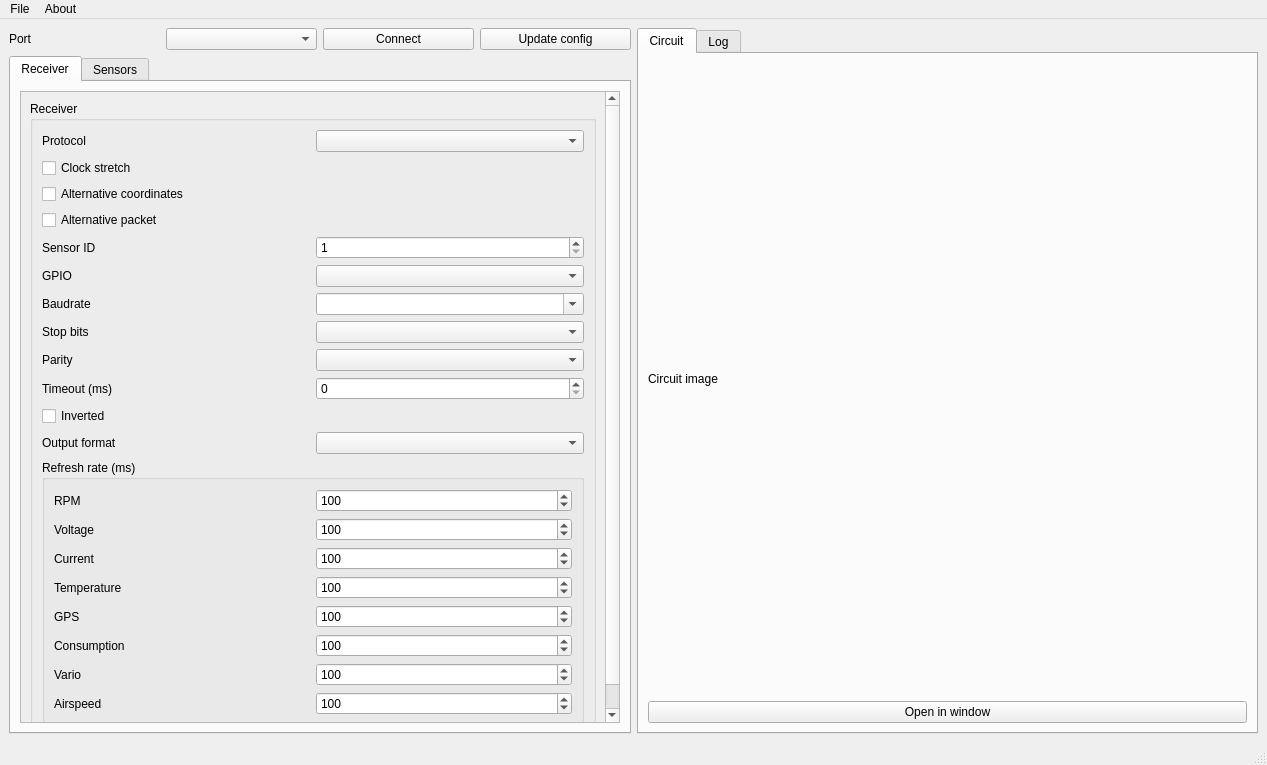
The window that msrc_gui/mainwindow.ui (dgatf/msrc) describes before a commit, drawn with Qt 5.
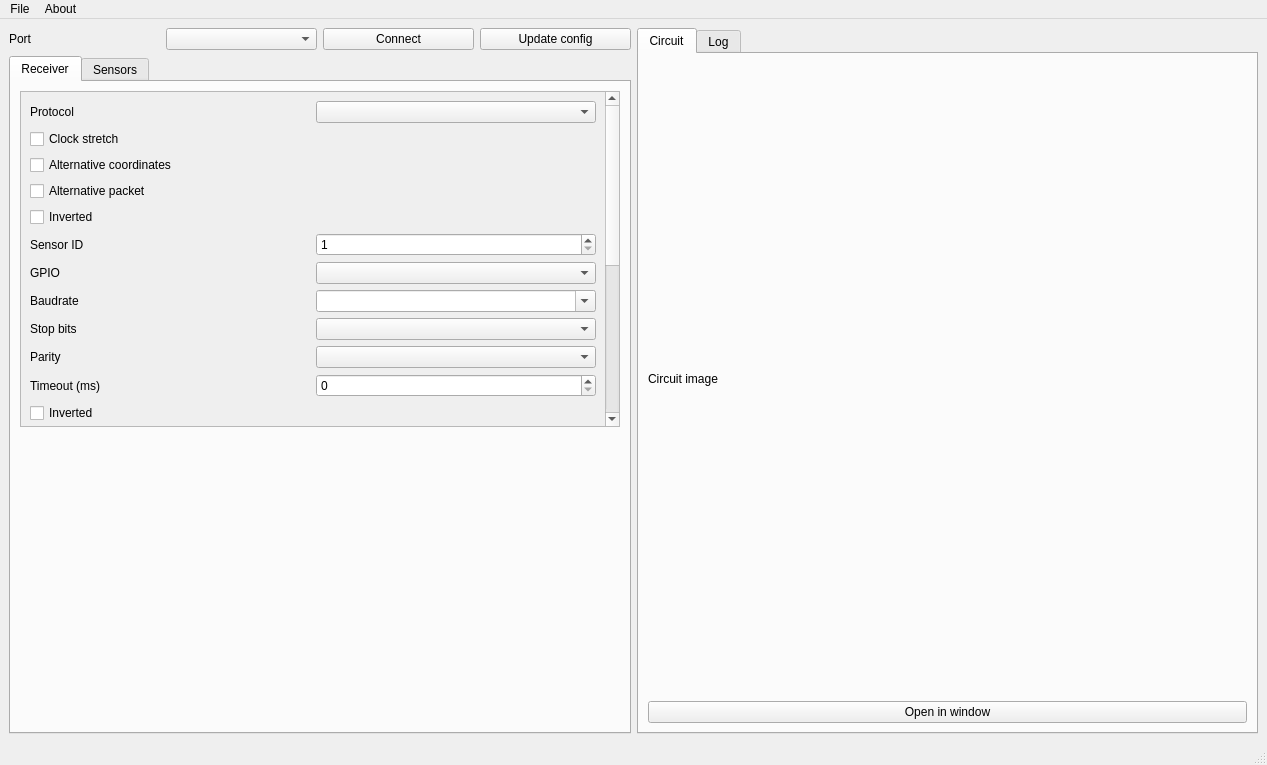
The same window after the commit. The open tabs and pages were chosen to show the change. Icons and pictures are not drawn.

Commit message: Add fport inverted option

The edit to the form file:
```diff
--- a/msrc_gui/mainwindow.ui
+++ b/msrc_gui/mainwindow.ui
@@ -82,7 +82,7 @@
            <attribute name="title">
             <string>Receiver</string>
            </attribute>
-           <layout class="QHBoxLayout" name="horizontalLayout_7">
+           <layout class="QVBoxLayout" name="verticalLayout">
             <item>
              <widget class="QScrollArea" name="scrollArea">
               <property name="widgetResizable">
@@ -92,28 +92,13 @@
                <property name="geometry">
                 <rect>
                  <x>0</x>
-                 <y>0</y>
+                 <y>-307</y>
                  <width>581</width>
-                 <height>724</height>
+                 <height>713</height>
                 </rect>
                </property>
-               <layout class="QHBoxLayout" name="horizontalLayout_5">
-                <item>
-                 <widget class="QGroupBox" name="gbReceiver">
-                  <property name="enabled">
-                   <bool>true</bool>
-                  </property>
-                  <property name="minimumSize">
-                   <size>
-                    <width>0</width>
-                    <height>0</height>
-                   </size>
-                  </property>
-                  <property name="title">
-                   <string>Receiver</string>
-                  </property>
-                  <layout class="QGridLayout" name="gridLayout_2">
-                   <item row="4" column="0">
+               <layout class="QGridLayout" name="gridLayout_14">
+                <item row="5" column="0">
                     <widget class="QLabel" name="lbSensorId">
                      <property name="enabled">
                       <bool>true</bool>
@@ -123,7 +108,74 @@
                      </property>
                     </widget>
                    </item>
-                   <item row="6" column="0">
+                <item row="9" column="0">
+                 <widget class="QLabel" name="lbStopbits">
+                  <property name="enabled">
+                   <bool>true</bool>
+                  </property>
+                  <property name="text">
+                   <string>Stop bits</string>
+                  </property>
+                 </widget>
+                </item>
+                <item row="4" column="0">
+                 <widget class="QCheckBox" name="cbFPortInverted">
+                  <property name="text">
+                   <string>Inverted</string>
+                  </property>
+                 </widget>
+                </item>
+                <item row="12" column="0">
+                 <widget class="QCheckBox" name="cbInverted">
+                  <property name="enabled">
+                   <bool>true</bool>
+                  </property>
+                  <property name="text">
+                   <string>Inverted</string>
+                  </property>
+                 </widget>
+                </item>
+                <item row="3" column="0">
+                 <widget class="QCheckBox" name="cbAlternativePacket">
+                  <property name="enabled">
+                   <bool>true</bool>
+                  </property>
+                  <property name="text">
+                   <string>Alternative packet</string>
+                  </property>
+                 </widget>
+                </item>
+                <item row="8" column="1">
+                 <widget class="QComboBox" name="cbBaudrate">
+                  <property name="enabled">
+                   <bool>true</bool>
+                  </property>
+                  <property name="editable">
+                   <bool>true</bool>
+                  </property>
+                 </widget>
+                </item>
+                <item row="11" column="1">
+                 <widget class="QSpinBox" name="sbTimeout">
+                  <property name="enabled">
+                   <bool>true</bool>
+                  </property>
+                  <property name="maximum">
+                   <number>100</number>
+                  </property>
+                 </widget>
+                </item>
+                <item row="2" column="0">
+                 <widget class="QCheckBox" name="cbAlternativeCoordinates">
+                  <property name="enabled">
+                   <bool>true</bool>
+                  </property>
+                  <property name="text">
+                   <string>Alternative coordinates</string>
+                  </property>
+                 </widget>
+                </item>
+                <item row="8" column="0">
                     <widget class="QLabel" name="lbBaudrate">
                      <property name="enabled">
                       <bool>true</bool>
@@ -133,7 +185,7 @@
                      </property>
                     </widget>
                    </item>
-                   <item row="9" column="0">
+                <item row="11" column="0">
                     <widget class="QLabel" name="lbTimeout">
                      <property name="enabled">
                       <bool>true</bool>
@@ -143,27 +195,97 @@
                      </property>
                     </widget>
                    </item>
-                   <item row="2" column="0">
-                    <widget class="QCheckBox" name="cbAlternativeCoordinates">
+                <item row="0" column="0">
+                 <widget class="QLabel" name="label">
                      <property name="enabled">
                       <bool>true</bool>
                      </property>
                      <property name="text">
-                      <string>Alternative coordinates</string>
+                   <string>Protocol</string>
                      </property>
                     </widget>
                    </item>
-                   <item row="6" column="1">
-                    <widget class="QComboBox" name="cbBaudrate">
+                <item row="7" column="1">
+                 <widget class="QComboBox" name="cbSerialMonitorGpio"/>
+                </item>
+                <item row="10" column="1">
+                 <widget class="QComboBox" name="cbParity">
                      <property name="enabled">
                       <bool>true</bool>
                      </property>
-                     <property name="editable">
+                 </widget>
+                </item>
+                <item row="10" column="0">
+                 <widget class="QLabel" name="lbParity">
+                  <property name="enabled">
                       <bool>true</bool>
                      </property>
-                    </widget>
-                   </item>
-                   <item row="12" column="0" colspan="2">
+                  <property name="text">
+                   <string>Parity</string>
+                  </property>
+                 </widget>
+                </item>
+                <item row="13" column="1">
+                 <widget class="QComboBox" name="cbSerialFormat"/>
+                </item>
+                <item row="1" column="0">
+                 <widget class="QCheckBox" name="cbClockStretch">
+                  <property name="enabled">
+                   <bool>true</bool>
+                  </property>
+                  <property name="text">
+                   <string>Clock stretch</string>
+                  </property>
+                 </widget>
+                </item>
+                <item row="5" column="1">
+                 <widget class="QSpinBox" name="sbSensorId">
+                  <property name="enabled">
+                   <bool>true</bool>
+                  </property>
+                  <property name="minimum">
+                   <number>1</number>
+                  </property>
+                  <property name="maximum">
+                   <number>30</number>
+                  </property>
+                 </widget>
+                </item>
+                <item row="0" column="1">
+                 <widget class="QComboBox" name="cbReceiver">
+                  <property name="enabled">
+                   <bool>true</bool>
+                  </property>
+                 </widget>
+                </item>
+                <item row="7" column="0">
+                 <widget class="QLabel" name="lbSerialMonitorGpio">
+                  <property name="text">
+                   <string>GPIO</string>
+                  </property>
+                 </widget>
+                </item>
+                <item row="9" column="1">
+                 <widget class="QComboBox" name="cbStopbits">
+                  <property name="enabled">
+                   <bool>true</bool>
+                  </property>
+                 </widget>
+                </item>
+                <item row="15" column="0">
+                 <spacer name="verticalSpacer_5">
+                  <property name="orientation">
+                   <enum>Qt::Vertical</enum>
+                  </property>
+                  <property name="sizeHint" stdset="0">
+                   <size>
+                    <width>20</width>
+                    <height>40</height>
+                   </size>
+                  </property>
+                 </spacer>
+                </item>
+                <item row="14" column="0" colspan="2">
                     <widget class="QGroupBox" name="gbRate">
                      <property name="enabled">
                       <bool>true</bool>
@@ -171,26 +293,7 @@
                      <property name="title">
                       <string>Refresh rate (ms)</string>
                      </property>
-                     <layout class="QGridLayout" name="gridLayout_5">
-                      <item row="0" column="1">
-                       <widget class="QSpinBox" name="sbRpmRate">
-                        <property name="enabled">
-                         <bool>true</bool>
-                        </property>
-                        <property name="minimum">
-                         <number>1</number>
-                        </property>
-                        <property name="maximum">
-                         <number>2000</number>
-                        </property>
-                        <property name="singleStep">
-                         <number>1</number>
-                        </property>
-                        <property name="value">
-                         <number>100</number>
-                        </property>
-                       </widget>
-                      </item>
+                  <layout class="QGridLayout" name="gridLayout_13">
                       <item row="4" column="0">
                        <widget class="QLabel" name="label_25">
                         <property name="enabled">
@@ -201,16 +304,6 @@
                         </property>
                        </widget>
                       </item>
-                      <item row="5" column="0">
-                       <widget class="QLabel" name="label_5">
-                        <property name="enabled">
-                         <bool>true</bool>
-                        </property>
-                        <property name="text">
-                         <string>Consumption</string>
-                        </property>
-                       </widget>
-                      </item>
                       <item row="6" column="0">
                        <widget class="QLabel" name="label_28">
                         <property name="enabled">
@@ -221,16 +314,6 @@
                         </property>
                        </widget>
                       </item>
-                      <item row="2" column="0">
-                       <widget class="QLabel" name="label_18">
-                        <property name="enabled">
-                         <bool>true</bool>
-                        </property>
-                        <property name="text">
-                         <string>Current</string>
-                        </property>
-                       </widget>
-                      </item>
                       <item row="2" column="1">
                        <widget class="QSpinBox" name="sbCurrentRate">
                         <property name="enabled">
@@ -250,8 +333,76 @@
                         </property>
                        </widget>
                       </item>
-                      <item row="5" column="1">
-                       <widget class="QSpinBox" name="sbConsumptionRate">
+                   <item row="0" column="0">
+                    <widget class="QLabel" name="label_16">
+                     <property name="enabled">
+                      <bool>true</bool>
+                     </property>
+                     <property name="text">
+                      <string>RPM</string>
+                     </property>
+                    </widget>
+                   </item>
+                   <item row="2" column="0">
+                    <widget class="QLabel" name="label_18">
+                     <property name="enabled">
+                      <bool>true</bool>
+                     </property>
+                     <property name="text">
+                      <string>Current</string>
+                     </property>
+                    </widget>
+                   </item>
+                   <item row="7" column="0">
+                    <widget class="QLabel" name="label_30">
+                     <property name="enabled">
+                      <bool>true</bool>
+                     </property>
+                     <property name="text">
+                      <string>Airspeed</string>
+                     </property>
+                    </widget>
+                   </item>
+                   <item row="6" column="1">
+                    <widget class="QSpinBox" name="sbVarioRate">
+                     <property name="enabled">
+                      <bool>true</bool>
+                     </property>
+                     <property name="minimum">
+                      <number>1</number>
+                     </property>
+                     <property name="maximum">
+                      <number>2000</number>
+                     </property>
+                     <property name="singleStep">
+                      <number>1</number>
+                     </property>
+                     <property name="value">
+                      <number>100</number>
+                     </property>
+                    </widget>
+                   </item>
+                   <item row="1" column="1">
+                    <widget class="QSpinBox" name="sbVoltageRate">
+                     <property name="enabled">
+                      <bool>true</bool>
+                     </property>
+                     <property name="minimum">
+                      <number>1</number>
+                     </property>
+                     <property name="maximum">
+                      <number>2000</number>
+                     </property>
+                     <property name="singleStep">
+                      <number>1</number>
+                     </property>
+                     <property name="value">
+                      <number>100</number>
+                     </property>
+                    </widget>
+                   </item>
+                   <item row="0" column="1">
+                    <widget class="QSpinBox" name="sbRpmRate">
                         <property name="enabled">
                          <bool>true</bool>
                         </property>
@@ -298,23 +449,22 @@
                         </property>
                        </widget>
                       </item>
-                      <item row="7" column="0">
-                       <widget class="QLabel" name="label_30">
+                   <item row="5" column="1">
+                    <widget class="QSpinBox" name="sbConsumptionRate">
                         <property name="enabled">
                          <bool>true</bool>
                         </property>
-                        <property name="text">
-                         <string>Airspeed</string>
-                        </property>
-                       </widget>
-                      </item>
-                      <item row="0" column="0">
-                       <widget class="QLabel" name="label_16">
-                        <property name="enabled">
-                         <bool>true</bool>
-                        </property>
-                        <property name="text">
-                         <string>RPM</string>
+                     <property name="minimum">
+                      <number>1</number>
+                     </property>
+                     <property name="maximum">
+                      <number>2000</number>
+                     </property>
+                     <property name="singleStep">
+                      <number>1</number>
+                     </property>
+                     <property name="value">
+                      <number>100</number>
                         </property>
                        </widget>
                       </item>
@@ -337,44 +487,6 @@
                         </property>
                        </widget>
                       </item>
-                      <item row="1" column="1">
-                       <widget class="QSpinBox" name="sbVoltageRate">
-                        <property name="enabled">
-                         <bool>true</bool>
-                        </property>
-                        <property name="minimum">
-                         <number>1</number>
-                        </property>
-                        <property name="maximum">
-                         <number>2000</number>
-                        </property>
-                        <property name="singleStep">
-                         <number>1</number>
-                        </property>
-                        <property name="value">
-                         <number>100</number>
-                        </property>
-                       </widget>
-                      </item>
-                      <item row="6" column="1">
-                       <widget class="QSpinBox" name="sbVarioRate">
-                        <property name="enabled">
-                         <bool>true</bool>
-                        </property>
-                        <property name="minimum">
-                         <number>1</number>
-                        </property>
-                        <property name="maximum">
-                         <number>2000</number>
-                        </property>
-                        <property name="singleStep">
-                         <number>1</number>
-                        </property>
-                        <property name="value">
-                         <number>100</number>
-                        </property>
-                       </widget>
-                      </item>
                       <item row="3" column="1">
                        <widget class="QSpinBox" name="sbTemperatureRate">
                         <property name="enabled">
@@ -404,152 +516,42 @@
                         </property>
                        </widget>
                       </item>
-                     </layout>
-                    </widget>
-                   </item>
-                   <item row="7" column="0">
-                    <widget class="QLabel" name="lbStopbits">
+                   <item row="5" column="0">
+                    <widget class="QLabel" name="label_5">
                      <property name="enabled">
                       <bool>true</bool>
                      </property>
                      <property name="text">
-                      <string>Stop bits</string>
+                      <string>Consumption</string>
                      </property>
+                    </widget>
+                   </item>
+                  </layout>
                     </widget>
                    </item>
                    <item row="13" column="0">
-                    <spacer name="verticalSpacer_3">
-                     <property name="orientation">
-                      <enum>Qt::Orientation::Vertical</enum>
-                     </property>
-                     <property name="sizeHint" stdset="0">
-                      <size>
-                       <width>20</width>
-                       <height>40</height>
-                      </size>
-                     </property>
-                    </spacer>
-                   </item>
-                   <item row="11" column="1">
-                    <widget class="QComboBox" name="cbSerialFormat"/>
-                   </item>
-                   <item row="5" column="1">
-                    <widget class="QComboBox" name="cbSerialMonitorGpio"/>
-                   </item>
-                   <item row="0" column="1">
-                    <widget class="QComboBox" name="cbReceiver">
-                     <property name="enabled">
-                      <bool>true</bool>
-                     </property>
-                    </widget>
-                   </item>
-                   <item row="8" column="0">
-                    <widget class="QLabel" name="lbParity">
-                     <property name="enabled">
-                      <bool>true</bool>
-                     </property>
-                     <property name="text">
-                      <string>Parity</string>
-                     </property>
-                    </widget>
-                   </item>
-                   <item row="7" column="1">
-                    <widget class="QComboBox" name="cbStopbits">
-                     <property name="enabled">
-                      <bool>true</bool>
-                     </property>
-                    </widget>
-                   </item>
-                   <item row="9" column="1">
-                    <widget class="QSpinBox" name="sbTimeout">
-                     <property name="enabled">
-                      <bool>true</bool>
-                     </property>
-                     <property name="maximum">
-                      <number>100</number>
-                     </property>
-                    </widget>
-                   </item>
-                   <item row="4" column="1">
-                    <widget class="QSpinBox" name="sbSensorId">
-                     <property name="enabled">
-                      <bool>true</bool>
-                     </property>
-                     <property name="minimum">
-                      <number>1</number>
-                     </property>
-                     <property name="maximum">
-                      <number>30</number>
-                     </property>
-                    </widget>
-                   </item>
-                   <item row="0" column="0">
-                    <widget class="QLabel" name="label">
-                     <property name="enabled">
-                      <bool>true</bool>
-                     </property>
-                     <property name="text">
-                      <string>Protocol</string>
-                     </property>
-                    </widget>
-                   </item>
-                   <item row="3" column="0">
-                    <widget class="QCheckBox" name="cbAlternativePacket">
-                     <property name="enabled">
-                      <bool>true</bool>
-                     </property>
-                     <property name="text">
-                      <string>Alternative packet</string>
-                     </property>
-                    </widget>
-                   </item>
-                   <item row="5" column="0">
-                    <widget class="QLabel" name="lbSerialMonitorGpio">
-                     <property name="text">
-                      <string>GPIO</string>
-                     </property>
-                    </widget>
-                   </item>
-                   <item row="11" column="0">
                     <widget class="QLabel" name="lbSerialFormat">
                      <property name="text">
                       <string>Output format</string>
                      </property>
                     </widget>
                    </item>
-                   <item row="10" column="0">
-                    <widget class="QCheckBox" name="cbInverted">
-                     <property name="enabled">
-                      <bool>true</bool>
-                     </property>
-                     <property name="text">
-                      <string>Inverted</string>
-                     </property>
-                    </widget>
-                   </item>
-                   <item row="1" column="0">
-                    <widget class="QCheckBox" name="cbClockStretch">
-                     <property name="enabled">
-                      <bool>true</bool>
-                     </property>
-                     <property name="text">
-                      <string>Clock stretch</string>
-                     </property>
-                    </widget>
-                   </item>
-                   <item row="8" column="1">
-                    <widget class="QComboBox" name="cbParity">
-                     <property name="enabled">
-                      <bool>true</bool>
-                     </property>
-                    </widget>
-                   </item>
-                  </layout>
-                 </widget>
-                </item>
-               </layout>
-              </widget>
-             </widget>
+               </layout>
+              </widget>
+             </widget>
+            </item>
+            <item>
+             <spacer name="verticalSpacer_3">
+              <property name="orientation">
+               <enum>Qt::Vertical</enum>
+              </property>
+              <property name="sizeHint" stdset="0">
+               <size>
+                <width>20</width>
+                <height>40</height>
+               </size>
+              </property>
+             </spacer>
             </item>
            </layout>
           </widget>
```
Left out of the diff: 18 changed lines with no effect on the pictures. Lines whose indentation alone changed are shown as unchanged. The commit also changes 4 other files.
